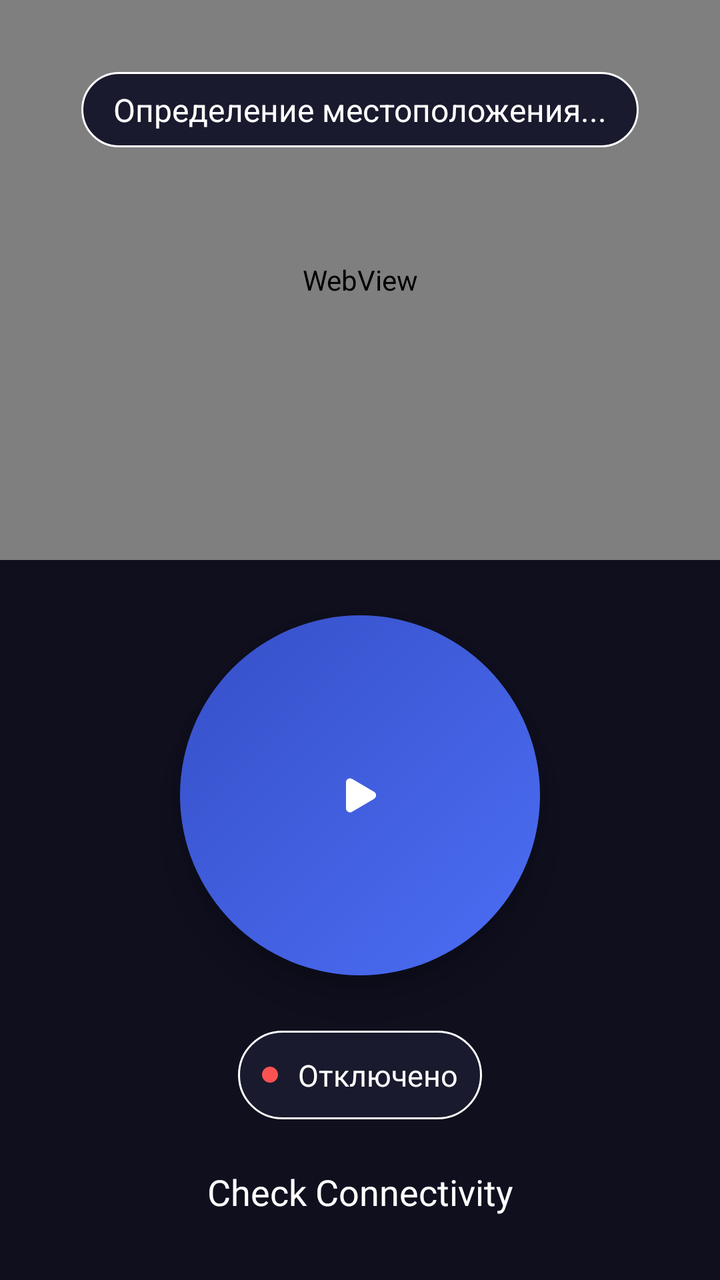
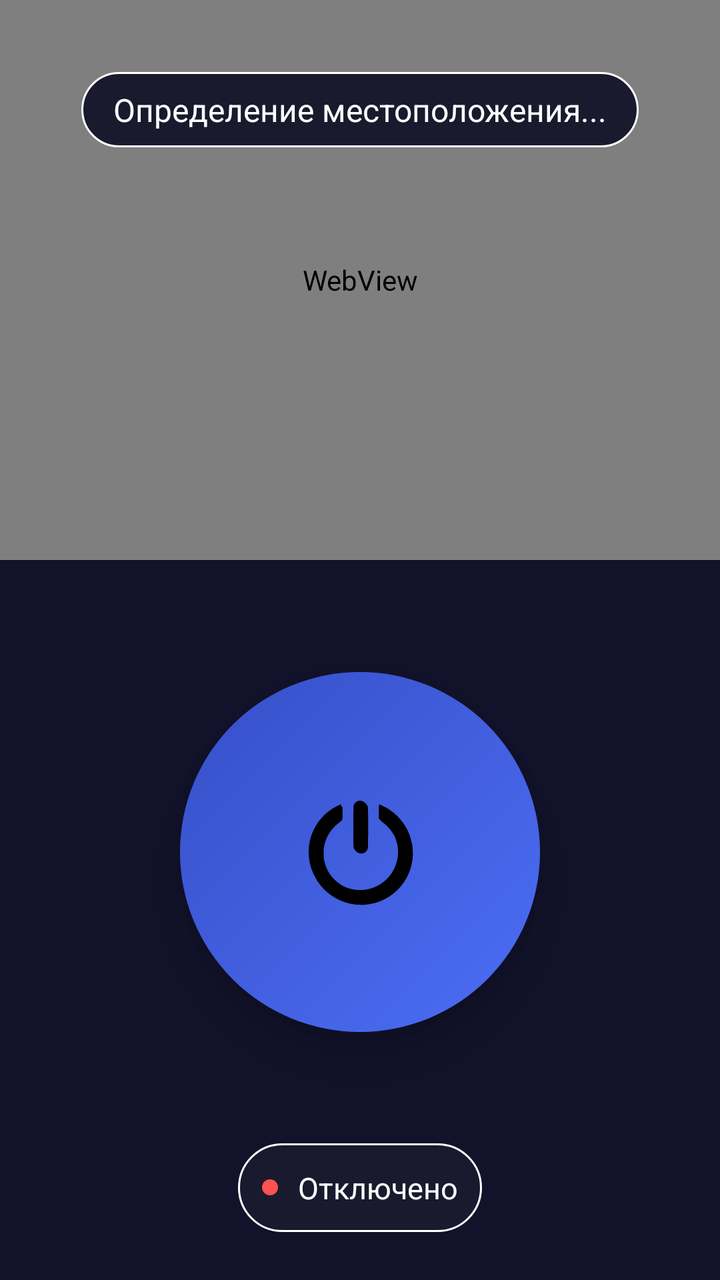

Compare the two renders of this Android layout. The source of the first and the diff that turns it into the second are given below.
<!-- AndroidManifest.xml: application theme AppThemeDayNight -->
<!-- res/layout/fragment_home.xml -->
<?xml version="1.0" encoding="utf-8"?>
<androidx.constraintlayout.widget.ConstraintLayout xmlns:android="http://schemas.android.com/apk/res/android"
    xmlns:app="http://schemas.android.com/apk/res-auto"
    android:layout_width="match_parent"
    android:layout_height="match_parent"
    android:background="@color/bg_dark">

    <FrameLayout
        android:id="@+id/map_container"
        android:layout_width="0dp"
        android:layout_height="280dp"
        app:layout_constraintEnd_toEndOf="parent"
        app:layout_constraintStart_toStartOf="parent"
        app:layout_constraintTop_toTopOf="parent">

        <WebView
            android:id="@+id/map_webview"
            android:layout_width="match_parent"
            android:layout_height="match_parent" />

        <TextView
            android:id="@+id/tv_location"
            android:layout_width="wrap_content"
            android:layout_height="wrap_content"
            android:layout_gravity="top|center_horizontal"
            android:layout_marginTop="36dp"
            android:background="@drawable/status_pill_bg"
            android:paddingStart="16dp"
            android:paddingTop="8dp"
            android:paddingEnd="16dp"
            android:paddingBottom="8dp"
            android:textColor="@android:color/white"
            android:textSize="16sp"
            android:text="@string/location_unknown" />

    </FrameLayout>

    <ImageButton
        android:id="@+id/btn_connect"
        android:layout_width="180dp"
        android:layout_height="180dp"
        android:background="@drawable/btn_connect_selector"
        android:clickable="true"
        android:elevation="15dp"
        android:focusable="true"
        android:src="@drawable/ic_play_24dp"
        android:tint="@android:color/white"
        app:layout_constraintBottom_toTopOf="@+id/status_container"
        app:layout_constraintEnd_toEndOf="parent"
        app:layout_constraintStart_toStartOf="parent"
        app:layout_constraintTop_toBottomOf="@+id/map_container" />

    <LinearLayout
        android:id="@+id/status_container"
        android:layout_width="wrap_content"
        android:layout_height="wrap_content"
        android:layout_marginBottom="24dp"
        android:background="@drawable/status_pill_bg"
        android:orientation="horizontal"
        android:padding="12dp"
        app:layout_constraintBottom_toTopOf="@+id/tv_test_state"
        app:layout_constraintEnd_toEndOf="parent"
        app:layout_constraintStart_toStartOf="parent">

        <View
            android:id="@+id/status_dot"
            android:layout_width="8dp"
            android:layout_height="8dp"
            android:layout_gravity="center_vertical"
            android:layout_marginEnd="10dp"
            android:background="@drawable/status_dot" />

        <TextView
            android:id="@+id/status_text"
            android:layout_width="wrap_content"
            android:layout_height="wrap_content"
            android:text="@string/status_disconnected"
            android:textColor="@android:color/white"
            android:textSize="15sp" />

    </LinearLayout>

    <TextView
        android:id="@+id/tv_test_state"
        android:layout_width="wrap_content"
        android:layout_height="wrap_content"
        android:layout_marginBottom="32dp"
        android:text="@string/connection_test_pending"
        android:textAppearance="@style/TextAppearance.AppCompat.Medium"
        android:textColor="@android:color/white"
        app:layout_constraintBottom_toBottomOf="parent"
        app:layout_constraintEnd_toEndOf="parent"
        app:layout_constraintStart_toStartOf="parent" />

</androidx.constraintlayout.widget.ConstraintLayout>
<!-- resources referenced by this layout -->
<resources>
  <color name="bg_dark">#0f0f1e</color>
  <!-- drawable btn_connect_selector (drawable) -->
  <?xml version="1.0" encoding="utf-8"?>
  <selector xmlns:android="http://schemas.android.com/apk/res/android">
      <item android:state_pressed="true">
          <shape android:shape="oval">
              <gradient
                  android:startColor="#4c6ef5"
                  android:endColor="#364fc7"
                  android:angle="135" />
              <size android:width="180dp" android:height="180dp" />
          </shape>
      </item>
      <item android:state_selected="true">
          <shape android:shape="oval">
              <gradient
                  android:startColor="#51cf66"
                  android:endColor="#37b24d"
                  android:angle="135" />
              <size android:width="180dp" android:height="180dp" />
          </shape>
      </item>
      <item>
          <shape android:shape="oval">
              <gradient
                  android:startColor="#4c6ef5"
                  android:endColor="#364fc7"
                  android:angle="135" />
              <size android:width="180dp" android:height="180dp" />
          </shape>
      </item>
  </selector>
  <!-- drawable ic_play_24dp (drawable) -->
  <vector xmlns:android="http://schemas.android.com/apk/res/android"
      android:width="24dp"
      android:height="24dp"
      android:viewportWidth="1024"
      android:viewportHeight="1024">
      <path
          android:fillColor="#FFFFFFFF"
          android:pathData="M213.333333 789.461333V234.538667C213.333333 168.533333 285.013333 127.530667 341.930667 160.981333l471.68 277.461334c56.106667 32.981333 56.106667 114.133333 0 147.114666L341.930667 863.018667C285.056 896.469333 213.333333 855.466667 213.333333 789.461333z" />
  </vector>
  <!-- drawable status_dot (drawable) -->
  <?xml version="1.0" encoding="utf-8"?>
  <shape xmlns:android="http://schemas.android.com/apk/res/android"
      android:shape="oval">
      <solid android:color="#FA5252" />
  </shape>
  <!-- drawable status_pill_bg (drawable) -->
  <?xml version="1.0" encoding="utf-8"?>
  <shape xmlns:android="http://schemas.android.com/apk/res/android"
      android:shape="rectangle">
      <solid android:color="#1A1A2E" />
      <corners android:radius="30dp" />
      <stroke android:width="1dp" android:color="#FFFFFF" android:alpha="0.1" />
  </shape>
  <string name="connection_test_pending">Check Connectivity</string>
  <string name="location_unknown">Определение местоположения...</string>
  <string name="status_disconnected">Отключено</string>
  <style name="AppThemeDayNight" parent="Theme.AppCompat.DayNight">
          <item name="colorPrimary">@color/colorPrimary</item>
          <item name="colorPrimaryDark">@color/colorPrimary</item>
          <item name="colorAccent">@color/colorAccent</item>
          <item name="android:statusBarColor">@color/colorPrimary</item>
          <item name="android:navigationBarColor">@android:color/transparent</item>
          <item name="colorControlNormal">@color/colorAccent</item>
      </style>
  <color name="colorPrimary">#F5F5F5</color>
  <color name="colorAccent">#000000</color>
</resources>

<!-- the commit's change to res/layout/fragment_home.xml (unified diff, before → after) -->
@@ -43,8 +43,7 @@
         android:clickable="true"
         android:elevation="15dp"
         android:focusable="true"
-        android:src="@drawable/ic_play_24dp"
-        android:tint="@android:color/white"
+        android:src="@drawable/ic_but"
         app:layout_constraintBottom_toTopOf="@+id/status_container"
         app:layout_constraintEnd_toEndOf="parent"
         app:layout_constraintStart_toStartOf="parent"
@@ -58,7 +57,7 @@
         android:background="@drawable/status_pill_bg"
         android:orientation="horizontal"
         android:padding="12dp"
-        app:layout_constraintBottom_toTopOf="@+id/tv_test_state"
+        app:layout_constraintBottom_toBottomOf="parent"
         app:layout_constraintEnd_toEndOf="parent"
         app:layout_constraintStart_toStartOf="parent">
 
@@ -80,16 +79,4 @@
 
     </LinearLayout>
 
-    <TextView
-        android:id="@+id/tv_test_state"
-        android:layout_width="wrap_content"
-        android:layout_height="wrap_content"
-        android:layout_marginBottom="32dp"
-        android:text="@string/connection_test_pending"
-        android:textAppearance="@style/TextAppearance.AppCompat.Medium"
-        android:textColor="@android:color/white"
-        app:layout_constraintBottom_toBottomOf="parent"
-        app:layout_constraintEnd_toEndOf="parent"
-        app:layout_constraintStart_toStartOf="parent" />
-
 </androidx.constraintlayout.widget.ConstraintLayout>
<!-- resource entries referenced after the edit -->
@@ -1,6 +1,6 @@
 <!-- resources referenced by this layout -->
 <resources>
-  <color name="bg_dark">#0f0f1e</color>
+  <color name="bg_dark">#12122B</color>
   <!-- drawable btn_connect_selector (drawable) -->
   <?xml version="1.0" encoding="utf-8"?>
   <selector xmlns:android="http://schemas.android.com/apk/res/android">
@@ -32,16 +32,7 @@
           </shape>
       </item>
   </selector>
-  <!-- drawable ic_play_24dp (drawable) -->
-  <vector xmlns:android="http://schemas.android.com/apk/res/android"
-      android:width="24dp"
-      android:height="24dp"
-      android:viewportWidth="1024"
-      android:viewportHeight="1024">
-      <path
-          android:fillColor="#FFFFFFFF"
-          android:pathData="M213.333333 789.461333V234.538667C213.333333 168.533333 285.013333 127.530667 341.930667 160.981333l471.68 277.461334c56.106667 32.981333 56.106667 114.133333 0 147.114666L341.930667 863.018667C285.056 896.469333 213.333333 855.466667 213.333333 789.461333z" />
-  </vector>
+  <!-- drawable ic_but: vector/xml drawable (drawable, 3040 chars, omitted) -->
   <!-- drawable status_dot (drawable) -->
   <?xml version="1.0" encoding="utf-8"?>
   <shape xmlns:android="http://schemas.android.com/apk/res/android"
@@ -56,7 +47,6 @@
       <corners android:radius="30dp" />
       <stroke android:width="1dp" android:color="#FFFFFF" android:alpha="0.1" />
   </shape>
-  <string name="connection_test_pending">Check Connectivity</string>
   <string name="location_unknown">Определение местоположения...</string>
   <string name="status_disconnected">Отключено</string>
   <style name="AppThemeDayNight" parent="Theme.AppCompat.DayNight">
